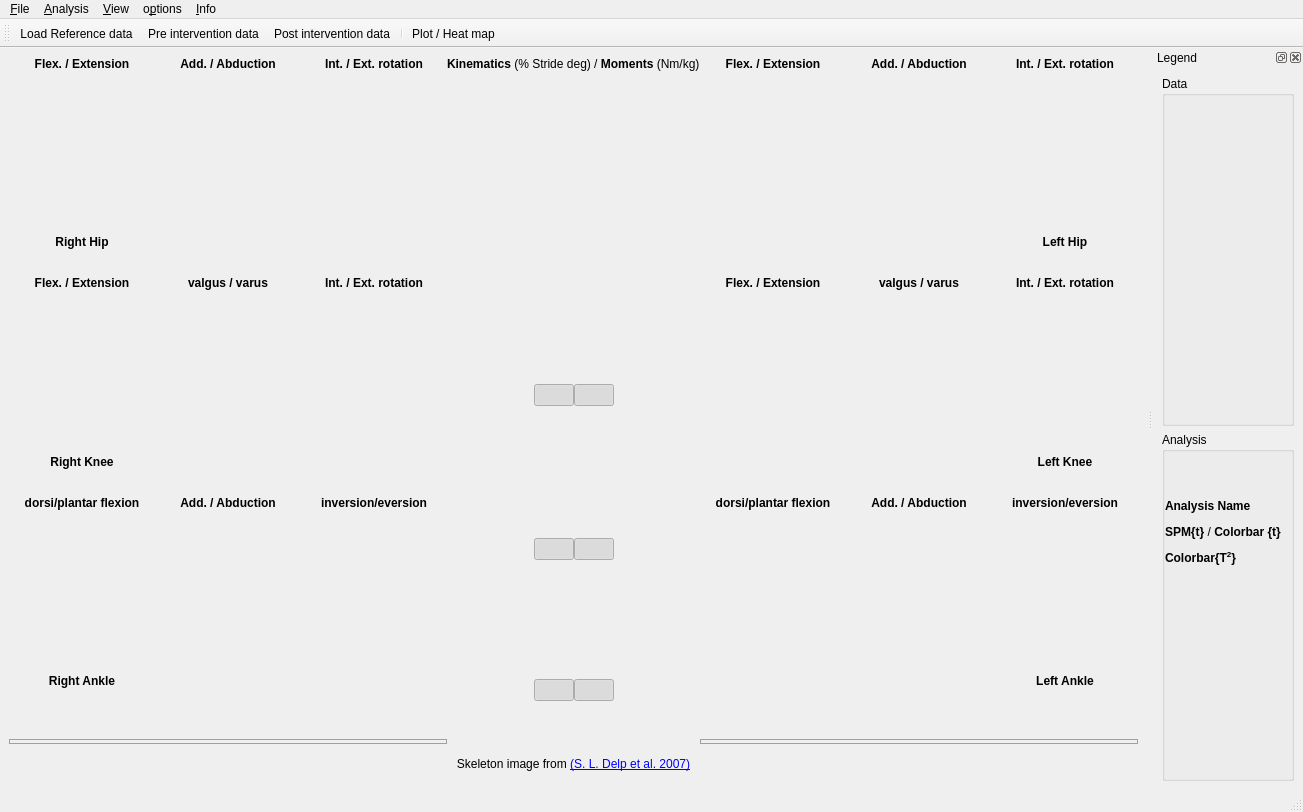
Above: spmclient/ui/gui/xml/ui_gait_analysis_window.ui from aalhossary/MovementRx before the change. Below: the same form after it.
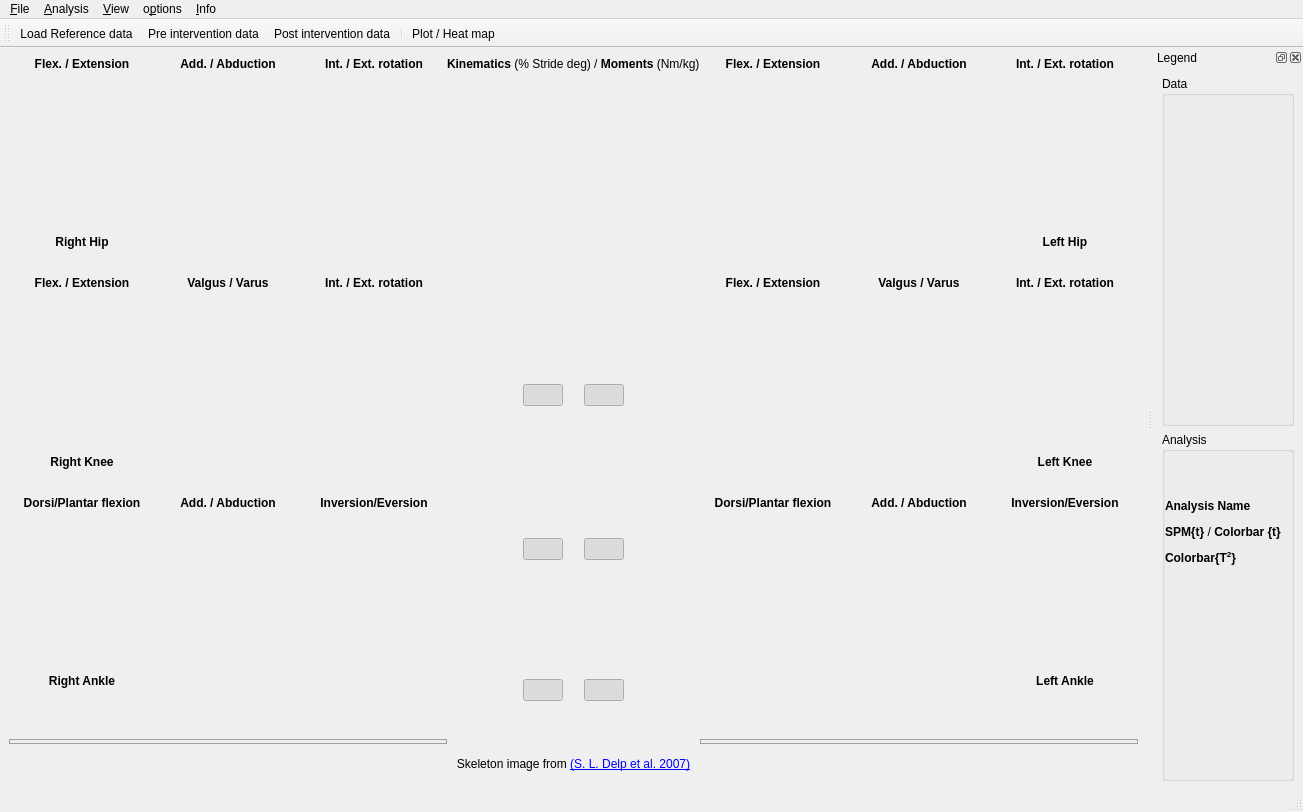
That is the form after the change. The open tabs and pages were chosen to show the change. Icons and pictures are not drawn. Custom widgets are drawn as their Qt base class.

Commit message: UI update in dimension labels

What changed in the file:
```diff
--- a/spmclient/ui/gui/xml/ui_gait_analysis_window.ui
+++ b/spmclient/ui/gui/xml/ui_gait_analysis_window.ui
@@ -31,7 +31,7 @@
   <widget class="QWidget" name="centralwidget">
    <layout class="QGridLayout" name="centralwidget_gridLayout">
     <item row="0" column="0">
-     <layout class="QGridLayout" name="three_columns_layout" rowstretch="0,20,0" columnstretch="0,0,0,0">
+     <layout class="QGridLayout" name="three_columns_layout" rowstretch="0,20,0">
       <property name="spacing">
        <number>0</number>
       </property>
@@ -39,7 +39,7 @@
        <widget class="QWidget" name="widget_rt_side" native="true">
         <property name="sizePolicy">
          <sizepolicy hsizetype="Preferred" vsizetype="Preferred">
-          <horstretch>10</horstretch>
+          <horstretch>5</horstretch>
           <verstretch>0</verstretch>
          </sizepolicy>
         </property>
@@ -323,7 +323,10 @@
                  </font>
                 </property>
                 <property name="text">
-                 <string>valgus / varus</string>
+                 <string>&lt;html&gt;&lt;head/&gt;&lt;body&gt;&lt;p&gt;Valgus / Varus&lt;/p&gt;&lt;/body&gt;&lt;/html&gt;</string>
+                </property>
+                <property name="textFormat">
+                 <enum>Qt::RichText</enum>
                 </property>
                 <property name="alignment">
                  <set>Qt::AlignCenter</set>
@@ -541,7 +544,10 @@
                  </font>
                 </property>
                 <property name="text">
-                 <string>dorsi/plantar flexion</string>
+                 <string>&lt;html&gt;&lt;head/&gt;&lt;body&gt;&lt;p&gt;&lt;span style=&quot; font-weight:600;&quot;&gt;Dorsi/Plantar flexion&lt;/span&gt;&lt;/p&gt;&lt;/body&gt;&lt;/html&gt;</string>
+                </property>
+                <property name="textFormat">
+                 <enum>Qt::RichText</enum>
                 </property>
                 <property name="alignment">
                  <set>Qt::AlignCenter</set>
@@ -576,7 +582,7 @@
                  </font>
                 </property>
                 <property name="text">
-                 <string>inversion/eversion</string>
+                 <string>&lt;html&gt;&lt;head/&gt;&lt;body&gt;&lt;p&gt;&lt;span style=&quot; font-weight:600;&quot;&gt;Inversion/Eversion&lt;/span&gt;&lt;/p&gt;&lt;/body&gt;&lt;/html&gt;</string>
                 </property>
                 <property name="textFormat">
                  <enum>Qt::RichText</enum>
@@ -807,18 +813,18 @@
         </layout>
        </widget>
       </item>
-      <item row="0" column="2" alignment="Qt::AlignHCenter">
+      <item row="0" column="1" alignment="Qt::AlignHCenter">
        <widget class="QLabel" name="label_study">
         <property name="text">
          <string>&lt;html&gt;&lt;head/&gt;&lt;body&gt;&lt;p&gt;&lt;span style=&quot; font-weight:600;&quot;&gt;Kinematics&lt;/span&gt; (% Stride deg) / &lt;span style=&quot; font-weight:600;&quot;&gt;Moments&lt;/span&gt; (Nm/kg)&lt;/p&gt;&lt;/body&gt;&lt;/html&gt;</string>
         </property>
        </widget>
       </item>
-      <item row="0" column="3" rowspan="3">
+      <item row="0" column="2" rowspan="3">
        <widget class="QWidget" name="widget_lt_side" native="true">
         <property name="sizePolicy">
          <sizepolicy hsizetype="Preferred" vsizetype="Preferred">
-          <horstretch>10</horstretch>
+          <horstretch>5</horstretch>
           <verstretch>0</verstretch>
          </sizepolicy>
         </property>
@@ -1114,7 +1120,7 @@
                  </font>
                 </property>
                 <property name="text">
-                 <string>valgus / varus</string>
+                 <string>Valgus / Varus</string>
                 </property>
                 <property name="textFormat">
                  <enum>Qt::RichText</enum>
@@ -1338,7 +1344,7 @@
                  </font>
                 </property>
                 <property name="text">
-                 <string>dorsi/plantar flexion</string>
+                 <string>&lt;html&gt;&lt;head/&gt;&lt;body&gt;&lt;p&gt;&lt;span style=&quot; font-weight:600;&quot;&gt;Dorsi/Plantar flexion&lt;/span&gt;&lt;/p&gt;&lt;/body&gt;&lt;/html&gt;</string>
                 </property>
                 <property name="textFormat">
                  <enum>Qt::RichText</enum>
@@ -1376,10 +1382,10 @@
                  </font>
                 </property>
                 <property name="text">
-                 <string>inversion/eversion</string>
+                 <string>&lt;html&gt;&lt;head/&gt;&lt;body&gt;&lt;p&gt;&lt;span style=&quot; font-weight:600;&quot;&gt;Inversion/Eversion&lt;/span&gt;&lt;/p&gt;&lt;/body&gt;&lt;/html&gt;</string>
                 </property>
                 <property name="textFormat">
-                 <enum>Qt::AutoText</enum>
+                 <enum>Qt::RichText</enum>
                 </property>
                 <property name="alignment">
                  <set>Qt::AlignCenter</set>
@@ -1491,7 +1497,7 @@
                  </size>
                 </property>
                 <property name="currentIndex">
-                 <number>0</number>
+                 <number>1</number>
                 </property>
                 <widget class="MplCanvas" name="mosecanvas22L"/>
                 <widget class="MplCanvas" name="spm1dcanvas22L"/>
@@ -1608,7 +1614,7 @@
         </layout>
        </widget>
       </item>
-      <item row="1" column="2">
+      <item row="1" column="1">
        <widget class="QLabel" name="skeletonlabel">
         <property name="sizePolicy">
          <sizepolicy hsizetype="MinimumExpanding" vsizetype="MinimumExpanding">
@@ -1616,6 +1622,12 @@
           <verstretch>0</verstretch>
          </sizepolicy>
         </property>
+        <property name="minimumSize">
+         <size>
+          <width>120</width>
+          <height>0</height>
+         </size>
+        </property>
         <property name="pixmap">
          <pixmap resource="../../../resources.qrc">:/images/res/RTLT_legSelected.png</pixmap>
         </property>
@@ -1639,7 +1651,7 @@
           <number>0</number>
          </property>
          <item row="0" column="0">
-          <layout class="QGridLayout" name="gridLayout" rowstretch="9,5,6,4" columnminimumwidth="100,100">
+          <layout class="QGridLayout" name="gridLayout" rowstretch="9,5,6,4" columnstretch="11,1,1,11" columnminimumwidth="55,5,5,55">
            <property name="leftMargin">
             <number>0</number>
            </property>
@@ -1655,6 +1667,56 @@
            <property name="spacing">
             <number>0</number>
            </property>
+           <item row="1" column="0" alignment="Qt::AlignRight|Qt::AlignVCenter">
+            <widget class="RoundCirclePushButton" name="pushButton_0R">
+             <property name="sizePolicy">
+              <sizepolicy hsizetype="Fixed" vsizetype="Preferred">
+               <horstretch>0</horstretch>
+               <verstretch>1</verstretch>
+              </sizepolicy>
+             </property>
+             <property name="baseSize">
+              <size>
+               <width>100</width>
+               <height>100</height>
+              </size>
+             </property>
+             <property name="text">
+              <string/>
+             </property>
+             <property name="checkable">
+              <bool>true</bool>
+             </property>
+             <property name="checked">
+              <bool>true</bool>
+             </property>
+            </widget>
+           </item>
+           <item row="1" column="3" alignment="Qt::AlignLeft|Qt::AlignVCenter">
+            <widget class="RoundCirclePushButton" name="pushButton_0L">
+             <property name="sizePolicy">
+              <sizepolicy hsizetype="Fixed" vsizetype="Preferred">
+               <horstretch>0</horstretch>
+               <verstretch>1</verstretch>
+              </sizepolicy>
+             </property>
+             <property name="baseSize">
+              <size>
+               <width>100</width>
+               <height>100</height>
+              </size>
+             </property>
+             <property name="text">
+              <string/>
+             </property>
+             <property name="checkable">
+              <bool>true</bool>
+             </property>
+             <property name="checked">
+              <bool>true</bool>
+             </property>
+            </widget>
+           </item>
            <item row="2" column="0" alignment="Qt::AlignRight|Qt::AlignVCenter">
             <widget class="RoundCirclePushButton" name="pushButton_1R">
              <property name="sizePolicy">
@@ -1680,6 +1742,31 @@
              </property>
             </widget>
            </item>
+           <item row="2" column="3" alignment="Qt::AlignLeft|Qt::AlignVCenter">
+            <widget class="RoundCirclePushButton" name="pushButton_1L">
+             <property name="sizePolicy">
+              <sizepolicy hsizetype="Fixed" vsizetype="Preferred">
+               <horstretch>0</horstretch>
+               <verstretch>1</verstretch>
+              </sizepolicy>
+             </property>
+             <property name="baseSize">
+              <size>
+               <width>100</width>
+               <height>100</height>
+              </size>
+             </property>
+             <property name="text">
+              <string/>
+             </property>
+             <property name="checkable">
+              <bool>true</bool>
+             </property>
+             <property name="checked">
+              <bool>true</bool>
+             </property>
+            </widget>
+           </item>
            <item row="3" column="0" alignment="Qt::AlignRight|Qt::AlignVCenter">
             <widget class="RoundCirclePushButton" name="pushButton_2R">
              <property name="sizePolicy">
@@ -1705,7 +1792,7 @@
              </property>
             </widget>
            </item>
-           <item row="3" column="1" alignment="Qt::AlignLeft|Qt::AlignVCenter">
+           <item row="3" column="3" alignment="Qt::AlignLeft|Qt::AlignVCenter">
             <widget class="RoundCirclePushButton" name="pushButton_2L">
              <property name="sizePolicy">
               <sizepolicy hsizetype="Fixed" vsizetype="Preferred">
@@ -1730,87 +1817,12 @@
              </property>
             </widget>
            </item>
-           <item row="2" column="1" alignment="Qt::AlignLeft|Qt::AlignVCenter">
-            <widget class="RoundCirclePushButton" name="pushButton_1L">
-             <property name="sizePolicy">
-              <sizepolicy hsizetype="Fixed" vsizetype="Preferred">
-               <horstretch>0</horstretch>
-               <verstretch>1</verstretch>
-              </sizepolicy>
-             </property>
-             <property name="baseSize">
-              <size>
-               <width>100</width>
-               <height>100</height>
-              </size>
-             </property>
-             <property name="text">
-              <string/>
-             </property>
-             <property name="checkable">
-              <bool>true</bool>
-             </property>
-             <property name="checked">
-              <bool>true</bool>
-             </property>
-            </widget>
-           </item>
-           <item row="1" column="0" alignment="Qt::AlignRight|Qt::AlignVCenter">
-            <widget class="RoundCirclePushButton" name="pushButton_0R">
-             <property name="sizePolicy">
-              <sizepolicy hsizetype="Fixed" vsizetype="Preferred">
-               <horstretch>0</horstretch>
-               <verstretch>1</verstretch>
-              </sizepolicy>
-             </property>
-             <property name="baseSize">
-              <size>
-               <width>100</width>
-               <height>100</height>
-              </size>
-             </property>
-             <property name="text">
-              <string/>
-             </property>
-             <property name="checkable">
-              <bool>true</bool>
-             </property>
-             <property name="checked">
-              <bool>true</bool>
-             </property>
-            </widget>
-           </item>
-           <item row="1" column="1" alignment="Qt::AlignLeft|Qt::AlignVCenter">
-            <widget class="RoundCirclePushButton" name="pushButton_0L">
-             <property name="sizePolicy">
-              <sizepolicy hsizetype="Fixed" vsizetype="Preferred">
-               <horstretch>0</horstretch>
-               <verstretch>1</verstretch>
-              </sizepolicy>
-             </property>
-             <property name="baseSize">
-              <size>
-               <width>100</width>
-               <height>100</height>
-              </size>
-             </property>
-             <property name="text">
-              <string/>
-             </property>
-             <property name="checkable">
-              <bool>true</bool>
-             </property>
-             <property name="checked">
-              <bool>true</bool>
-             </property>
-            </widget>
-           </item>
           </layout>
          </item>
         </layout>
        </widget>
       </item>
-      <item row="2" column="2">
+      <item row="2" column="1">
        <widget class="QLabel" name="label_image_src">
         <property name="sizePolicy">
          <sizepolicy hsizetype="Preferred" vsizetype="Preferred">
```
The commit also changes 1 other file.
